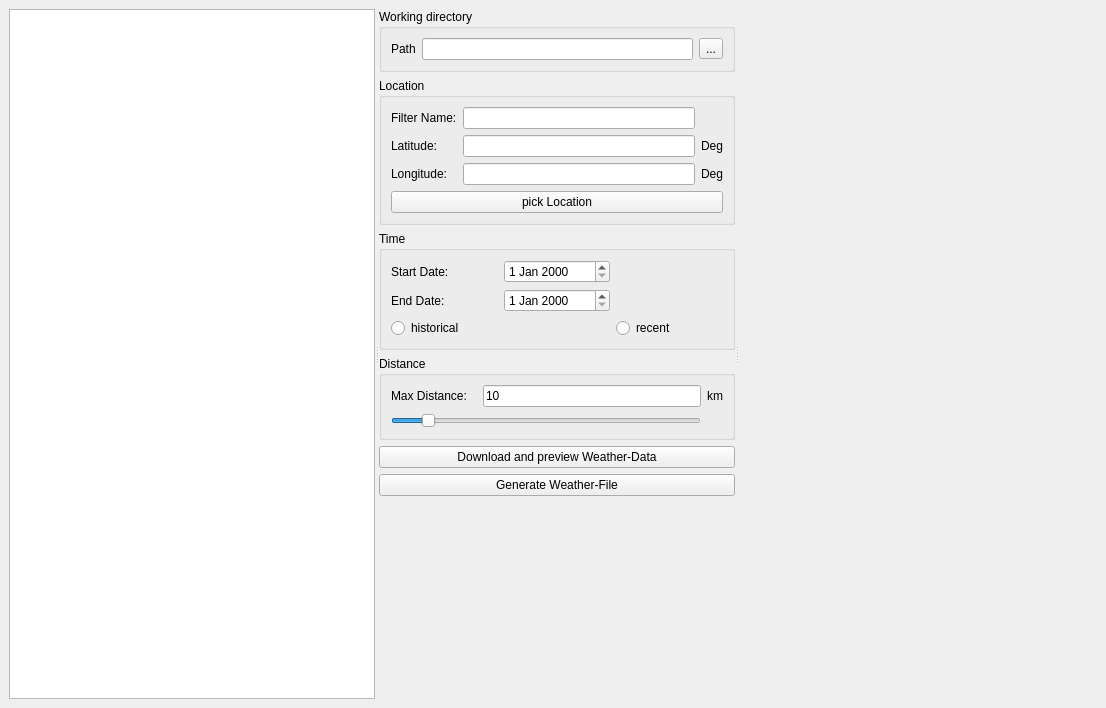
Above: ClimateDataGenerator/src/DWDMainWindow.ui from Arombolosh/dwdImporter before the change. Below: the same form after it.
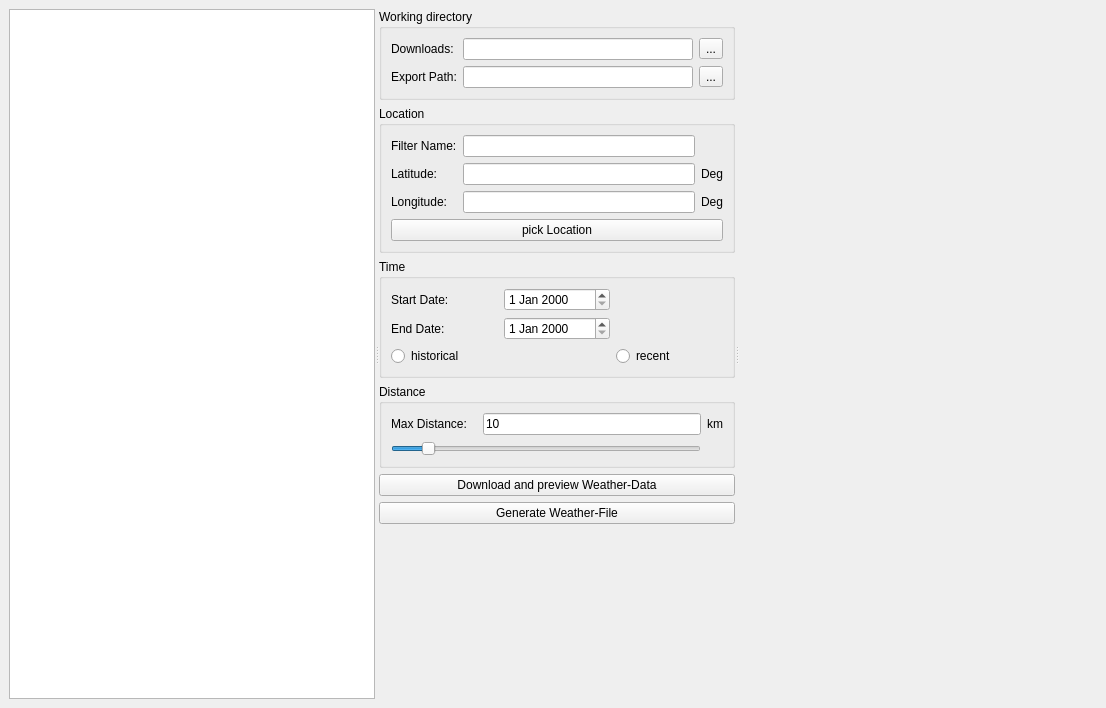
That is the form after the change. Custom widgets are drawn as their Qt base class.

Commit message: added dynamic download folder

Diff of the .ui file:
```diff
--- a/ClimateDataGenerator/src/DWDMainWindow.ui
+++ b/ClimateDataGenerator/src/DWDMainWindow.ui
@@ -35,18 +35,35 @@
            <string>Working directory</string>
           </property>
           <layout class="QGridLayout" name="gridLayout_4">
-           <item row="0" column="1">
+           <item row="1" column="0">
+            <widget class="QLabel" name="label_9">
+             <property name="text">
+              <string>Export Path:</string>
+             </property>
+            </widget>
+           </item>
+           <item row="1" column="2">
+            <widget class="QToolButton" name="toolButtonOpenDirectory">
+             <property name="text">
+              <string>...</string>
+             </property>
+            </widget>
+           </item>
+           <item row="1" column="1">
             <widget class="QLineEdit" name="lineEditFile"/>
            </item>
+           <item row="0" column="1">
+            <widget class="QLineEdit" name="lineEditDownloads"/>
+           </item>
            <item row="0" column="0">
-            <widget class="QLabel" name="label_9">
+            <widget class="QLabel" name="label_11">
              <property name="text">
-              <string>Path</string>
+              <string>Downloads:</string>
              </property>
             </widget>
            </item>
            <item row="0" column="2">
-            <widget class="QToolButton" name="toolButtonOpenDirectory">
+            <widget class="QToolButton" name="toolButtonDownloadDir">
              <property name="text">
               <string>...</string>
              </property>
```
The commit also changes 3 other files.
